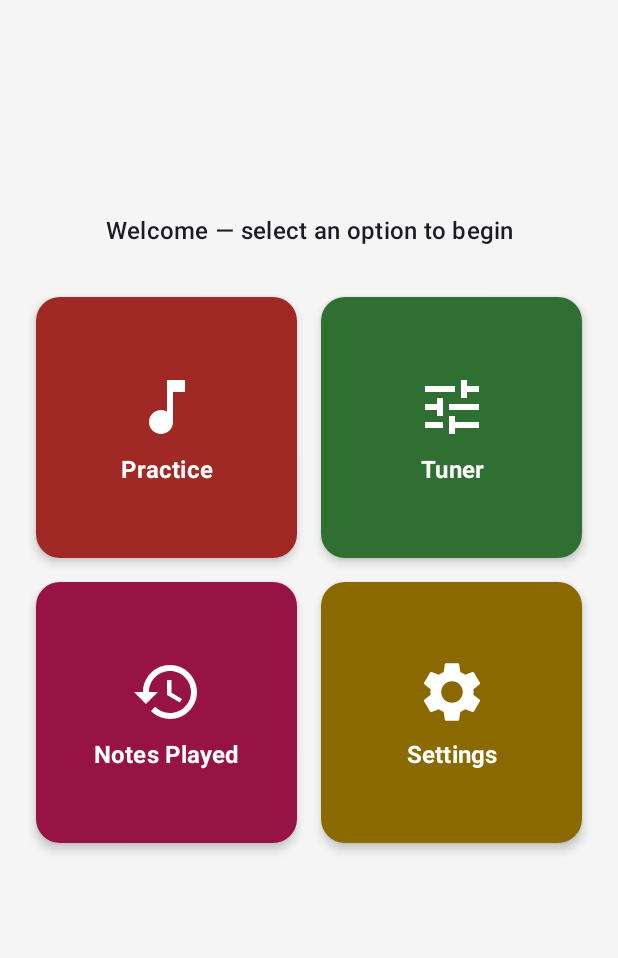
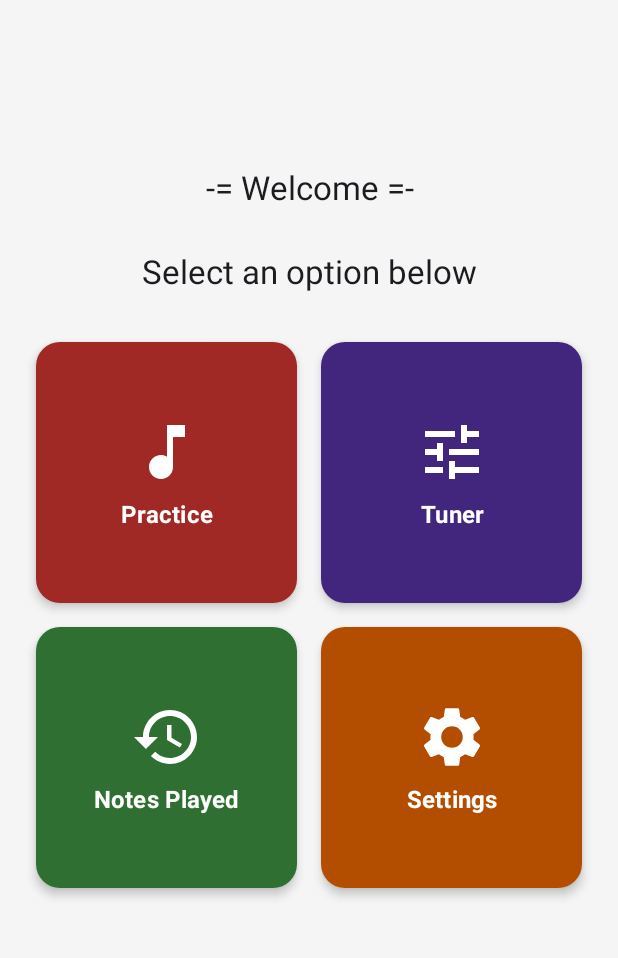
Before and after one commit to tobi01001/android-guitar-notes-learner, an Android app built with Jetpack Compose: the screen it shows after launch (MainActivity), on a phone screen of 412 x 824 dp, the part 180-1138 px from its top. Run offline under Robolectric (Android 15) with nearby library versions, the phone set to English and light mode, and no system bars.

Commit message:
Refactor: Reassign note color

```diff
--- a/app/src/main/java/com/androidguitarnotes/app/MainActivity.kt
+++ b/app/src/main/java/com/androidguitarnotes/app/MainActivity.kt
@@ -122,7 +122,7 @@ fun HomeScreen(
                 // Welcome message
                 Text(
                     text = stringResource(R.string.home_welcome_message),
-                    style = MaterialTheme.typography.titleMedium,
+                    style = MaterialTheme.typography.titleLarge,
                     textAlign = TextAlign.Center,
                     modifier = Modifier.padding(bottom = 16.dp),
                 )
@@ -138,14 +138,14 @@ fun HomeScreen(
                         HomeNavigationButton(
                             label = stringResource(R.string.home_practice),
                             icon = Icons.Filled.MusicNote,
-                            backgroundColor = NoteColors.getAccessibleButtonColorForNote("A"),
+                            backgroundColor = NoteColors.getAccessibleButtonColorFor("Practice"),
                             onClick = onStartPractice,
                             modifier = Modifier.weight(1f),
                         )
                         HomeNavigationButton(
                             label = stringResource(R.string.home_tuner),
                             icon = Icons.Filled.Tune,
-                            backgroundColor = NoteColors.getAccessibleButtonColorForNote("D"),
+                            backgroundColor = NoteColors.getAccessibleButtonColorFor("Tuner"),
                             onClick = onOpenTuner,
                             modifier = Modifier.weight(1f),
                         )
@@ -158,14 +158,14 @@ fun HomeScreen(
                         HomeNavigationButton(
                             label = stringResource(R.string.home_notes_played),
                             icon = Icons.Filled.History,
-                            backgroundColor = NoteColors.getAccessibleButtonColorForNote("G"),
+                            backgroundColor = NoteColors.getAccessibleButtonColorFor("Notes Played"),
                             onClick = onOpenNotesPlayed,
                             modifier = Modifier.weight(1f),
                         )
                         HomeNavigationButton(
                             label = stringResource(R.string.home_settings),
                             icon = Icons.Filled.Settings,
-                            backgroundColor = NoteColors.getAccessibleButtonColorForNote("C"),
+                            backgroundColor = NoteColors.getAccessibleButtonColorFor("Settings"),
                             onClick = onOpenSettings,
                             modifier = Modifier.weight(1f),
                         )
--- a/app/src/main/java/com/androidguitarnotes/app/ui/NoteColors.kt
+++ b/app/src/main/java/com/androidguitarnotes/app/ui/NoteColors.kt
@@ -8,13 +8,13 @@ import androidx.compose.ui.graphics.Color
  */
 object NoteColors {
     // Natural note colors - using a color wheel approach
-    private val A_COLOR = Color(0xFFE53935) // Red
-    private val B_COLOR = Color(0xFFFF6F00) // Orange
-    private val C_COLOR = Color(0xFFFDD835) // Yellow
-    private val D_COLOR = Color(0xFF43A047) // Green
-    private val E_COLOR = Color(0xFF1E88E5) // Blue
-    private val F_COLOR = Color(0xFF5E35B1) // Purple
-    private val G_COLOR = Color(0xFFD81B60) // Pink/Magenta
+    private val A_COLOR = Color(0xFFE53935)
+    private val B_COLOR = Color(0xFF1E88E5)
+    private val C_COLOR = Color(0xFFF0F0F0)
+    private val D_COLOR = Color(0xFF5E35B1)
+    private val E_COLOR = Color(0xFFFDD835)
+    private val F_COLOR = Color(0xFFFF6F00)
+    private val G_COLOR = Color(0xFF43A047)
 
     /**
      * Returns the color for a given note name.
@@ -83,11 +83,12 @@ object NoteColors {
      * Returns an accessible button color with good contrast against white text.
      * For colors with poor contrast (like yellow), returns a more accessible variant.
      */
-    fun getAccessibleButtonColorForNote(noteName: String): Color =
-        when (noteName) {
-            // Yellow needs special handling for accessibility - darker golden yellow
-            "C" -> Color(0xFF8A6900) // Darker golden yellow with 4.5:1+ contrast
-            // For other colors, use the dark variant
-            else -> getDarkColorForNote(noteName)
+    fun getAccessibleButtonColorFor(buttonName: String): Color =
+        when (buttonName) {
+            "Settings" -> getDarkColorForNote("F")
+            "Practice" -> getDarkColorForNote("A")
+            "Tuner" -> getDarkColorForNote("D")
+            "Notes Played" -> getDarkColorForNote("G")
+            else -> getDarkColorForNote("C")
         }
 }
--- a/app/src/main/res/values/strings.xml
+++ b/app/src/main/res/values/strings.xml
@@ -149,7 +149,7 @@
 
     <!-- Home Screen -->
     <string name="app_name">Guitar Notes Learner</string>
-    <string name="home_welcome_message">Welcome — select an option to begin</string>
+    <string name="home_welcome_message">-= Welcome =-\n\nSelect an option below</string>
     <string name="home_practice">Practice</string>
     <string name="home_tuner">Tuner</string>
     <string name="home_notes_played">Notes Played</string>
```
